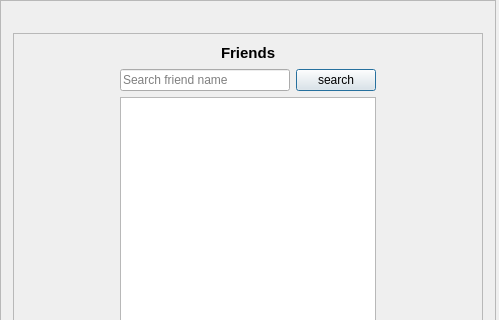
Above: ui/dialog_friends.ui from Avesta85/JukeBox before the change; both pictures show x 0 to 499 and y 0 to 320 of the 499 by 535 pixel window. Below: the same form after it.
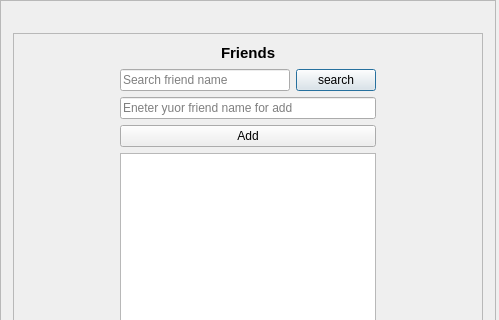
That is the form after the change.

```diff
--- a/ui/dialog_friends.ui
+++ b/ui/dialog_friends.ui
@@ -134,6 +134,20 @@
              </item>
             </layout>
            </item>
+           <item>
+            <widget class="QLineEdit" name="lineEdit_get_friend">
+             <property name="placeholderText">
+              <string>Eneter yuor friend name for add</string>
+             </property>
+            </widget>
+           </item>
+           <item>
+            <widget class="QPushButton" name="pushButton_3">
+             <property name="text">
+              <string>Add</string>
+             </property>
+            </widget>
+           </item>
            <item>
             <widget class="QTableWidget" name="tableWidget_songs_of_playlist"/>
            </item>
```
Left out of the diff: 8 changed lines with no effect on the pictures.
